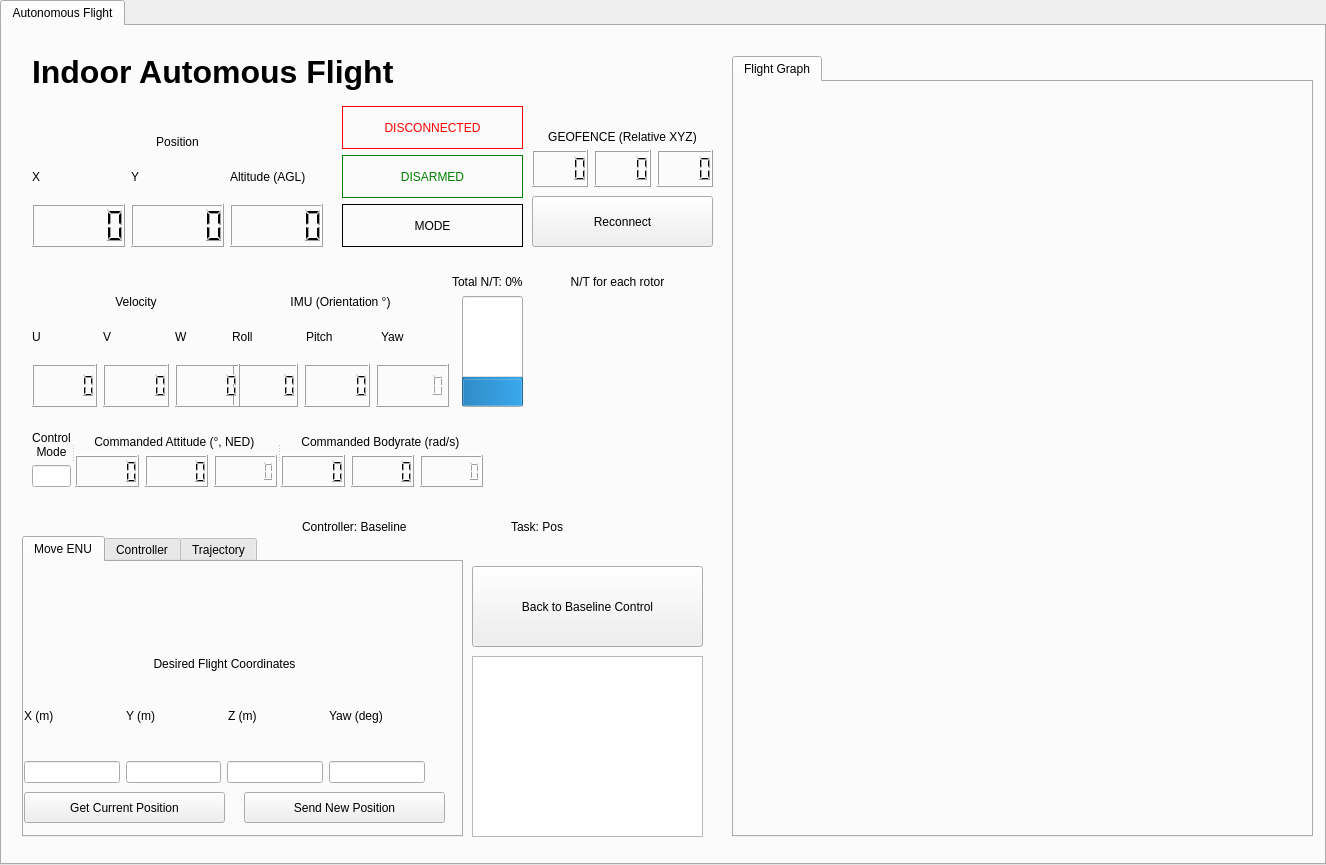
Above: src/GUI/single_drone_flight.ui from FSC-Lab/ros2_ground_station_gui before the change. Below: the same form after it.
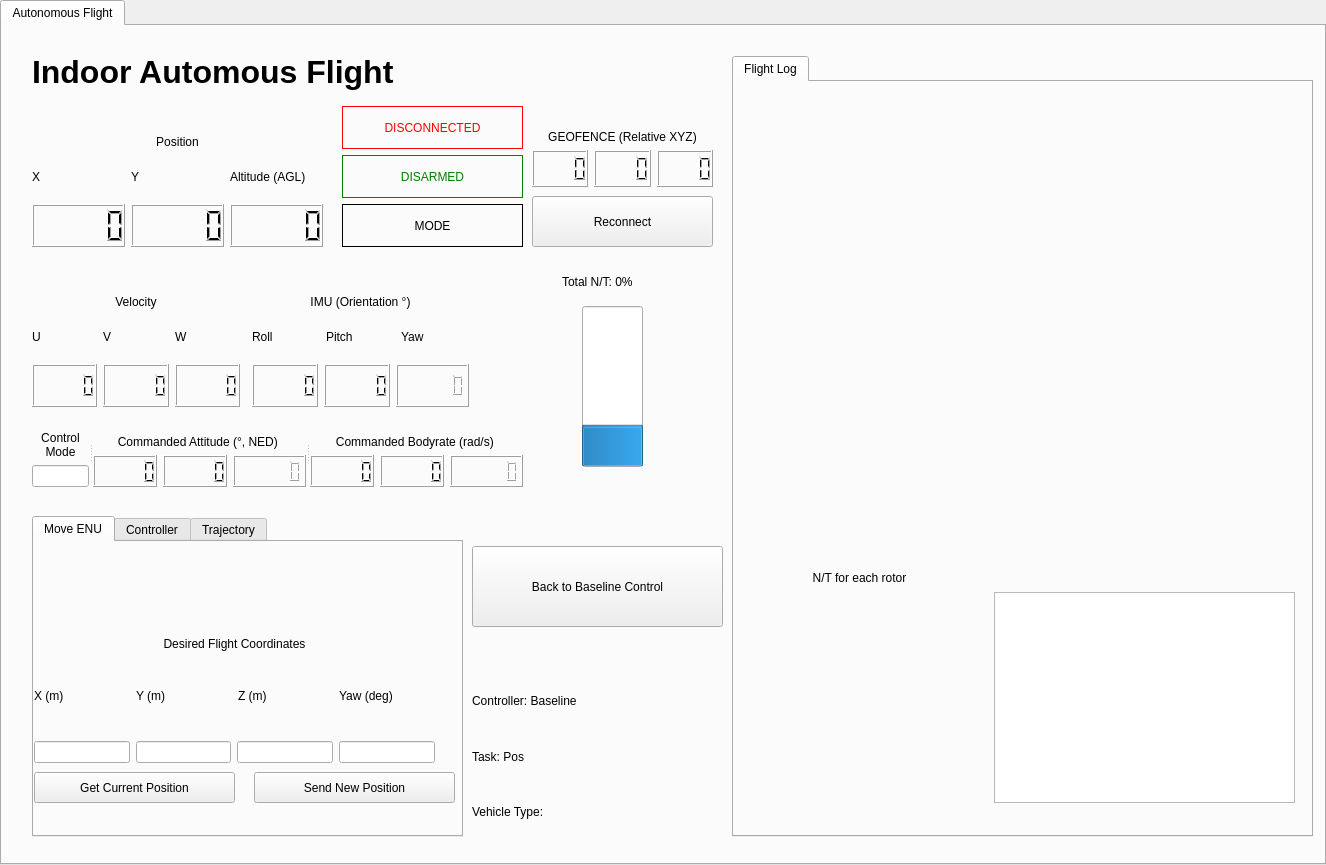
That is the form after the change.

```diff
--- a/src/GUI/single_drone_flight.ui
+++ b/src/GUI/single_drone_flight.ui
@@ -43,7 +43,7 @@
    <widget class="QWidget" name="verticalLayoutWidget_4">
     <property name="geometry">
      <rect>
-      <x>230</x>
+      <x>250</x>
       <y>240</y>
       <width>217</width>
       <height>141</height>
@@ -354,23 +354,13 @@
     </property>
     <widget class="QWidget" name="Flight_Graph">
      <attribute name="title">
-      <string>Flight Graph</string>
+      <string>Flight Log</string>
      </attribute>
-     <widget class="QWidget" name="display_3d_pos" native="true">
-      <property name="geometry">
-       <rect>
-        <x>20</x>
-        <y>270</y>
-        <width>541</width>
-        <height>241</height>
-       </rect>
-      </property>
-     </widget>
      <widget class="QWidget" name="display_tracking_error" native="true">
       <property name="geometry">
        <rect>
         <x>20</x>
-        <y>530</y>
+        <y>280</y>
         <width>541</width>
         <height>191</height>
        </rect>
@@ -386,15 +376,51 @@
        </rect>
       </property>
      </widget>
+     <widget class="QWidget" name="display_quad_rotor_NT" native="true">
+      <property name="geometry">
+       <rect>
+        <x>20</x>
+        <y>510</y>
+        <width>231</width>
+        <height>211</height>
+       </rect>
+      </property>
+     </widget>
+     <widget class="QLabel" name="label_2">
+      <property name="geometry">
+       <rect>
+        <x>30</x>
+        <y>480</y>
+        <width>191</width>
+        <height>31</height>
+       </rect>
+      </property>
+      <property name="text">
+       <string>N/T for each rotor</string>
+      </property>
+      <property name="alignment">
+       <set>Qt::AlignCenter</set>
+      </property>
+     </widget>
+     <widget class="QListWidget" name="list_cmd_log">
+      <property name="geometry">
+       <rect>
+        <x>260</x>
+        <y>510</y>
+        <width>301</width>
+        <height>211</height>
+       </rect>
+      </property>
+     </widget>
     </widget>
    </widget>
    <widget class="QTabWidget" name="tabWidget">
     <property name="geometry">
      <rect>
-      <x>20</x>
-      <y>510</y>
-      <width>441</width>
-      <height>301</height>
+      <x>30</x>
+      <y>490</y>
+      <width>431</width>
+      <height>321</height>
      </rect>
     </property>
     <property name="currentIndex">
@@ -638,7 +664,7 @@
      <rect>
       <x>30</x>
       <y>390</y>
-      <width>451</width>
+      <width>491</width>
       <height>71</height>
      </rect>
     </property>
@@ -738,38 +764,12 @@
      </layout>
     </widget>
    </widget>
-   <widget class="QWidget" name="horizontalLayoutWidget">
-    <property name="geometry">
-     <rect>
-      <x>300</x>
-      <y>480</y>
-      <width>411</width>
-      <height>41</height>
-     </rect>
-    </property>
-    <layout class="QHBoxLayout" name="horizontalLayout">
-     <item>
-      <widget class="QLabel" name="label_controller_type">
-       <property name="text">
-        <string>Controller: Baseline</string>
-       </property>
-      </widget>
-     </item>
-     <item>
-      <widget class="QLabel" name="label_controller_type_2">
-       <property name="text">
-        <string>Task: Pos</string>
-       </property>
-      </widget>
-     </item>
-    </layout>
-   </widget>
    <widget class="QPushButton" name="buttom_back_to_baseline">
     <property name="geometry">
      <rect>
       <x>470</x>
-      <y>540</y>
-      <width>231</width>
+      <y>520</y>
+      <width>251</width>
       <height>81</height>
      </rect>
     </property>
@@ -777,16 +777,6 @@
      <string>Back to Baseline Control</string>
     </property>
    </widget>
-   <widget class="QListWidget" name="list_cmd_log">
-    <property name="geometry">
-     <rect>
-      <x>470</x>
-      <y>630</y>
-      <width>231</width>
-      <height>181</height>
-     </rect>
-    </property>
-   </widget>
    <widget class="QPushButton" name="buttom_reconnect">
     <property name="geometry">
      <rect>
@@ -803,10 +793,10 @@
    <widget class="QProgressBar" name="bar_normalized_throttle">
     <property name="geometry">
      <rect>
-      <x>460</x>
-      <y>270</y>
+      <x>580</x>
+      <y>280</y>
       <width>61</width>
-      <height>111</height>
+      <height>161</height>
      </rect>
     </property>
     <property name="value">
@@ -822,7 +812,7 @@
    <widget class="QLabel" name="label_total_nt">
     <property name="geometry">
      <rect>
-      <x>450</x>
+      <x>560</x>
       <y>240</y>
       <width>91</width>
       <height>31</height>
@@ -832,31 +822,38 @@
      <string>Total N/T: 0%</string>
     </property>
    </widget>
-   <widget class="QLabel" name="label_2">
+   <widget class="QWidget" name="verticalLayoutWidget">
     <property name="geometry">
      <rect>
-      <x>520</x>
-      <y>240</y>
-      <width>191</width>
-      <height>31</height>
+      <x>470</x>
+      <y>650</y>
+      <width>251</width>
+      <height>161</height>
      </rect>
     </property>
-    <property name="text">
-     <string>N/T for each rotor</string>
-    </property>
-    <property name="alignment">
-     <set>Qt::AlignCenter</set>
-    </property>
-   </widget>
-   <widget class="QWidget" name="display_quad_rotor_NT" native="true">
-    <property name="geometry">
-     <rect>
-      <x>530</x>
-      <y>280</y>
-      <width>181</width>
-      <height>171</height>
-     </rect>
-    </property>
+    <layout class="QVBoxLayout" name="verticalLayout_3">
+     <item>
+      <widget class="QLabel" name="label_controller_type">
+       <property name="text">
+        <string>Controller: Baseline</string>
+       </property>
+      </widget>
+     </item>
+     <item>
+      <widget class="QLabel" name="label_controller_type_2">
+       <property name="text">
+        <string>Task: Pos</string>
+       </property>
+      </widget>
+     </item>
+     <item>
+      <widget class="QLabel" name="label_vehicle_type">
+       <property name="text">
+        <string>Vehicle Type: </string>
+       </property>
+      </widget>
+     </item>
+    </layout>
    </widget>
   </widget>
  </widget>
```
